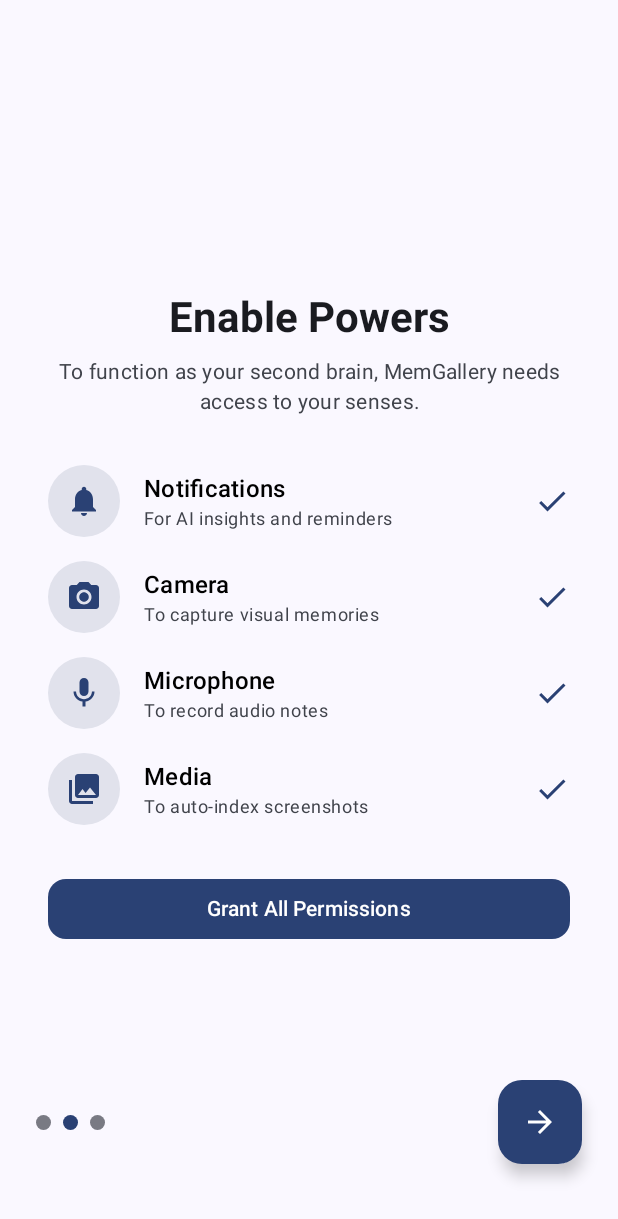
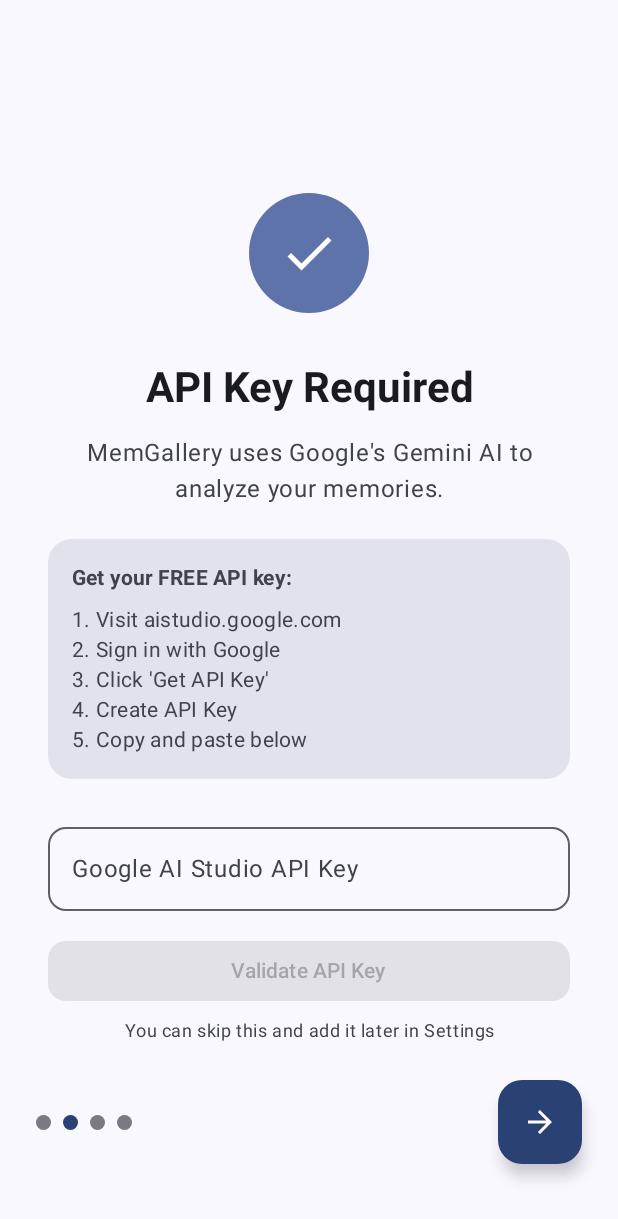
Before and after one commit to Past-da-king/MemGallery, an Android app built with Jetpack Compose: the OnboardingScreen screen opened through its navigation route, after a tap on "Next", on a phone screen of 412 x 824 dp. Shown: the top 1219 px of the screen. Run offline under Robolectric (Android 15) with nearby library versions, the phone set to English and light mode, and no system bars; our stand-ins replace Dagger/Hilt's generated code.

Commit message:
almost  done 2

```diff
--- a/MemGallery/app/src/main/java/com/example/memgallery/ui/screens/OnboardingScreen.kt
+++ b/MemGallery/app/src/main/java/com/example/memgallery/ui/screens/OnboardingScreen.kt
@@ -12,6 +12,7 @@
 import androidx.compose.animation.fadeIn
 import androidx.compose.animation.fadeOut
 import androidx.compose.foundation.ExperimentalFoundationApi
+import androidx.compose.foundation.Image
 import androidx.compose.foundation.background
 import androidx.compose.foundation.layout.*
 import androidx.compose.foundation.pager.HorizontalPager
@@ -51,7 +52,7 @@
     navController: NavController,
     viewModel: SettingsViewModel = hiltViewModel()
 ) {
-    val pagerState = rememberPagerState(pageCount = { 3 })
+    val pagerState = rememberPagerState(pageCount = { 4 })
     val coroutineScope = rememberCoroutineScope()
     val context = LocalContext.current
 
@@ -66,8 +67,9 @@
         ) { page ->
             when (page) {
                 0 -> WelcomePage()
-                1 -> PermissionsPage()
-                2 -> HowItWorksPage(
+                1 -> ApiKeySetupPage(viewModel = viewModel)
+                2 -> PermissionsPage()
+                3 -> HowItWorksPage(
                     onGetStarted = {
                         viewModel.completeOnboarding()
                         navController.navigate(Screen.Gallery.route) {
@@ -89,7 +91,7 @@
                 modifier = Modifier.align(Alignment.CenterStart),
                 horizontalArrangement = Arrangement.spacedBy(8.dp)
             ) {
-                repeat(3) { iteration ->
+                repeat(4) { iteration ->
                     val color = if (pagerState.currentPage == iteration)
                         MaterialTheme.colorScheme.primary
                     else
@@ -103,7 +105,7 @@
                 }
             }
 
-            if (pagerState.currentPage < 2) {
+            if (pagerState.currentPage < 3) {
                 FloatingActionButton(
                     onClick = {
                         coroutineScope.launch {
@@ -130,28 +132,12 @@
         horizontalAlignment = Alignment.CenterHorizontally,
         verticalArrangement = Arrangement.Center
     ) {
-        // Premium Icon Placeholder
-        Box(
-            modifier = Modifier
-                .size(120.dp)
-                .background(
-                    brush = Brush.linearGradient(
-                        colors = listOf(
-                            MaterialTheme.colorScheme.primary,
-                            MaterialTheme.colorScheme.tertiary
-                        )
-                    ),
-                    shape = RoundedCornerShape(32.dp)
-                ),
-            contentAlignment = Alignment.Center
-        ) {
-            Text(
-                text = "M",
-                style = MaterialTheme.typography.displayLarge,
-                color = MaterialTheme.colorScheme.onPrimary,
-                fontWeight = FontWeight.Bold
-            )
-        }
+        // App Icon
+        Image(
+            painter = androidx.compose.ui.res.painterResource(id = com.example.memgallery.R.mipmap.ic_launcher_foreground),
+            contentDescription = "MemGallery Icon",
+            modifier = Modifier.size(120.dp)
+        )
 
         Spacer(modifier = Modifier.height(48.dp))
 
@@ -170,6 +156,152 @@
             style = MaterialTheme.typography.bodyLarge,
             textAlign = TextAlign.Center,
             color = MaterialTheme.colorScheme.onSurfaceVariant
+        )
+    }
+}
+
+@Composable
+fun ApiKeySetupPage(viewModel: SettingsViewModel = hiltViewModel()) {
+    val apiKey by viewModel.apiKey.collectAsState()
+    val apiKeyUiState by viewModel.apiKeyUiState.collectAsState()
+
+    Column(
+        modifier = Modifier
+            .fillMaxSize()
+            .padding(32.dp),
+        horizontalAlignment = Alignment.CenterHorizontally,
+        verticalArrangement = Arrangement.Center
+    ) {
+        // Key Icon
+        Box(
+            modifier = Modifier
+                .size(80.dp)
+                .background(
+                    MaterialTheme.colorScheme.primaryContainer,
+                    shape = CircleShape
+                ),
+            contentAlignment = Alignment.Center
+        ) {
+            Icon(
+                imageVector = Icons.Default.Check, // Using Check as placeholder for Key
+                contentDescription = null,
+                modifier = Modifier.size(40.dp),
+                tint = MaterialTheme.colorScheme.onPrimaryContainer
+            )
+        }
+
+        Spacer(modifier = Modifier.height(32.dp))
+
+        Text(
+            text = "API Key Required",
+            style = MaterialTheme.typography.headlineMedium,
+            fontWeight = FontWeight.Bold,
+            textAlign = TextAlign.Center,
+            color = MaterialTheme.colorScheme.onBackground
+        )
+
+        Spacer(modifier = Modifier.height(16.dp))
+
+        Text(
+            text = "MemGallery uses Google's Gemini AI to analyze your memories.",
+            style = MaterialTheme.typography.bodyLarge,
+            textAlign = TextAlign.Center,
+            color = MaterialTheme.colorScheme.onSurfaceVariant
+        )
+
+        Spacer(modifier = Modifier.height(24.dp))
+
+        // Instructions Card
+        Surface(
+            modifier = Modifier.fillMaxWidth(),
+            color = MaterialTheme.colorScheme.surfaceVariant,
+            shape = RoundedCornerShape(16.dp)
+        ) {
+            Column(modifier = Modifier.padding(16.dp)) {
+                Text(
+                    text = "Get your FREE API key:",
+                    style = MaterialTheme.typography.titleSmall,
+                    fontWeight = FontWeight.Bold,
+                    color = MaterialTheme.colorScheme.onSurfaceVariant
+                )
+                Spacer(modifier = Modifier.height(8. dp))
+                Text(
+                    text = "1. Visit aistudio.google.com\n2. Sign in with Google\n3. Click 'Get API Key'\n4. Create API Key\n5. Copy and paste below",
+                    style = MaterialTheme.typography.bodyMedium,
+                    color = MaterialTheme.colorScheme.onSurfaceVariant
+                )
+            }
+        }
+
+        Spacer(modifier = Modifier.height(24.dp))
+
+        // API Key Input
+        OutlinedTextField(
+            value = apiKey,
+            onValueChange = viewModel::onApiKeyChange,
+            modifier = Modifier.fillMaxWidth(),
+            label = { Text("Google AI Studio API Key") },
+            placeholder = { Text("AIzaSy...") },
+            singleLine = true,
+            shape = RoundedCornerShape(12.dp),
+            isError = apiKeyUiState is com.example.memgallery.ui.viewmodels.ApiKeyUiState.Error
+        )
+
+        if (apiKeyUiState is com.example.memgallery.ui.viewmodels.ApiKeyUiState.Error) {
+            Text(
+                text = (apiKeyUiState as com.example.memgallery.ui.viewmodels.ApiKeyUiState.Error).message,
+                color = MaterialTheme.colorScheme.error,
+                style = MaterialTheme.typography.bodySmall,
+                modifier = Modifier.padding(top = 4.dp)
+            )
+        }
+
+        if (apiKeyUiState is com.example.memgallery.ui.viewmodels.ApiKeyUiState.Success) {
+            Row(
+                modifier = Modifier.padding(top = 8.dp),
+                verticalAlignment = Alignment.CenterVertically
+            ) {
+                Icon(
+                    Icons.Default.Check,
+                    contentDescription = null,
+                    tint = MaterialTheme.colorScheme.primary,
+                    modifier = Modifier.size(20.dp)
+                )
+                Spacer(modifier = Modifier.width(4.dp))
+                Text(
+                    text = "API Key Valid!",
+                    color = MaterialTheme.colorScheme.primary,
+                    style = MaterialTheme.typography.bodyMedium,
+                    fontWeight = FontWeight.SemiBold
+                )
+            }
+        }
+
+        Spacer(modifier = Modifier.height(16.dp))
+
+        Button(
+            onClick = viewModel::validateAndSaveKey,
+            modifier = Modifier.fillMaxWidth(),
+            enabled = apiKey.isNotBlank() && apiKeyUiState !is com.example.memgallery.ui.viewmodels.ApiKeyUiState.Loading,
+            shape = RoundedCornerShape(12.dp)
+        ) {
+            if (apiKeyUiState is com.example.memgallery.ui.viewmodels.ApiKeyUiState.Loading) {
+                CircularProgressIndicator(
+                    modifier = Modifier.size(20.dp),
+                    color = MaterialTheme.colorScheme.onPrimary
+                )
+            } else {
+                Text("Validate API Key")
+            }
+        }
+
+        Spacer(modifier = Modifier.height(8.dp))
+
+        Text(
+            text = "You can skip this and add it later in Settings",
+            style = MaterialTheme.typography.bodySmall,
+            color = MaterialTheme.colorScheme.onSurfaceVariant,
+            textAlign = TextAlign.Center
         )
     }
 }
```
Also changed, not shown: 4 other files.
